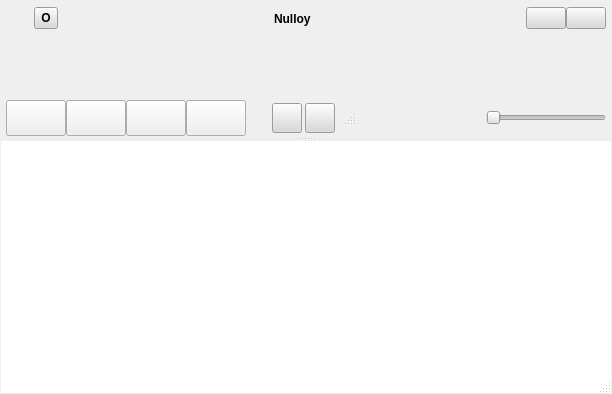
nulloy/nulloy, file src/skins/metro/form.ui: the form before one commit.
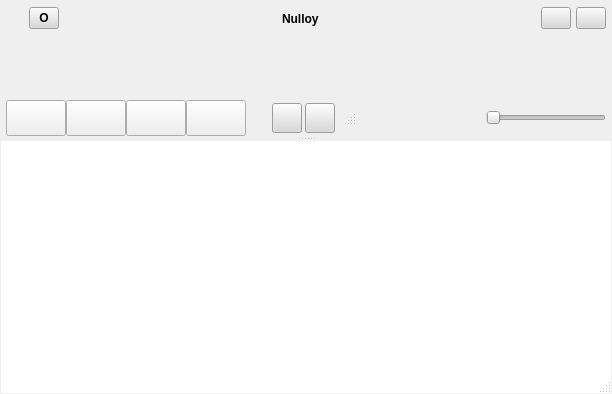
The form after the commit. Icons and pictures are not drawn. Custom widgets are drawn as their Qt base class.

Commit message: title bar buttons geometry update

What changed in the file:
```diff
--- a/src/skins/metro/form.ui
+++ b/src/skins/metro/form.ui
@@ -697,7 +697,7 @@
                </property>
                <layout class="QHBoxLayout" name="titleBarlLayout">
                 <property name="spacing">
-                 <number>0</number>
+                 <number>5</number>
                 </property>
                 <property name="margin">
                  <number>0</number>
@@ -718,33 +718,17 @@
                   </property>
                  </widget>
                 </item>
-                <item>
-                 <widget class="QWidget" name="themeButtonSpacer" native="true">
-                  <property name="sizePolicy">
-                   <sizepolicy hsizetype="Fixed" vsizetype="Preferred">
-                    <horstretch>0</horstretch>
-                    <verstretch>0</verstretch>
-                   </sizepolicy>
-                  </property>
-                  <property name="minimumSize">
-                   <size>
-                    <width>10</width>
-                    <height>0</height>
-                   </size>
-                  </property>
-                 </widget>
-                </item>
                 <item>
                  <widget class="QToolButton" name="themeButton">
                   <property name="minimumSize">
                    <size>
-                    <width>22</width>
+                    <width>30</width>
                     <height>22</height>
                    </size>
                   </property>
                   <property name="maximumSize">
                    <size>
-                    <width>40</width>
+                    <width>30</width>
                     <height>22</height>
                    </size>
                   </property>
@@ -768,22 +752,6 @@
                   </property>
                  </widget>
                 </item>
-                <item>
-                 <spacer name="titleBarSpacer_4">
-                  <property name="orientation">
-                   <enum>Qt::Horizontal</enum>
-                  </property>
-                  <property name="sizeType">
-                   <enum>QSizePolicy::Fixed</enum>
-                  </property>
-                  <property name="sizeHint" stdset="0">
-                   <size>
-                    <width>10</width>
-                    <height>25</height>
-                   </size>
-                  </property>
-                 </spacer>
-                </item>
                 <item>
                  <spacer name="titleBarSpacer_2">
                   <property name="orientation">
@@ -845,33 +813,17 @@
                   </property>
                  </spacer>
                 </item>
-                <item>
-                 <spacer name="titleBarSpacer_3">
-                  <property name="orientation">
-                   <enum>Qt::Horizontal</enum>
-                  </property>
-                  <property name="sizeType">
-                   <enum>QSizePolicy::Fixed</enum>
-                  </property>
-                  <property name="sizeHint" stdset="0">
-                   <size>
-                    <width>10</width>
-                    <height>25</height>
-                   </size>
-                  </property>
-                 </spacer>
-                </item>
                 <item>
                  <widget class="QToolButton" name="minimizeButton">
                   <property name="minimumSize">
                    <size>
-                    <width>40</width>
+                    <width>30</width>
                     <height>22</height>
                    </size>
                   </property>
                   <property name="maximumSize">
                    <size>
-                    <width>40</width>
+                    <width>30</width>
                     <height>22</height>
                    </size>
                   </property>
@@ -893,13 +845,13 @@
                  <widget class="QToolButton" name="closeButton">
                   <property name="minimumSize">
                    <size>
-                    <width>40</width>
+                    <width>30</width>
                     <height>22</height>
                    </size>
                   </property>
                   <property name="maximumSize">
                    <size>
-                    <width>40</width>
+                    <width>30</width>
                     <height>22</height>
                    </size>
                   </property>
```
The commit also changes 1 other file.
